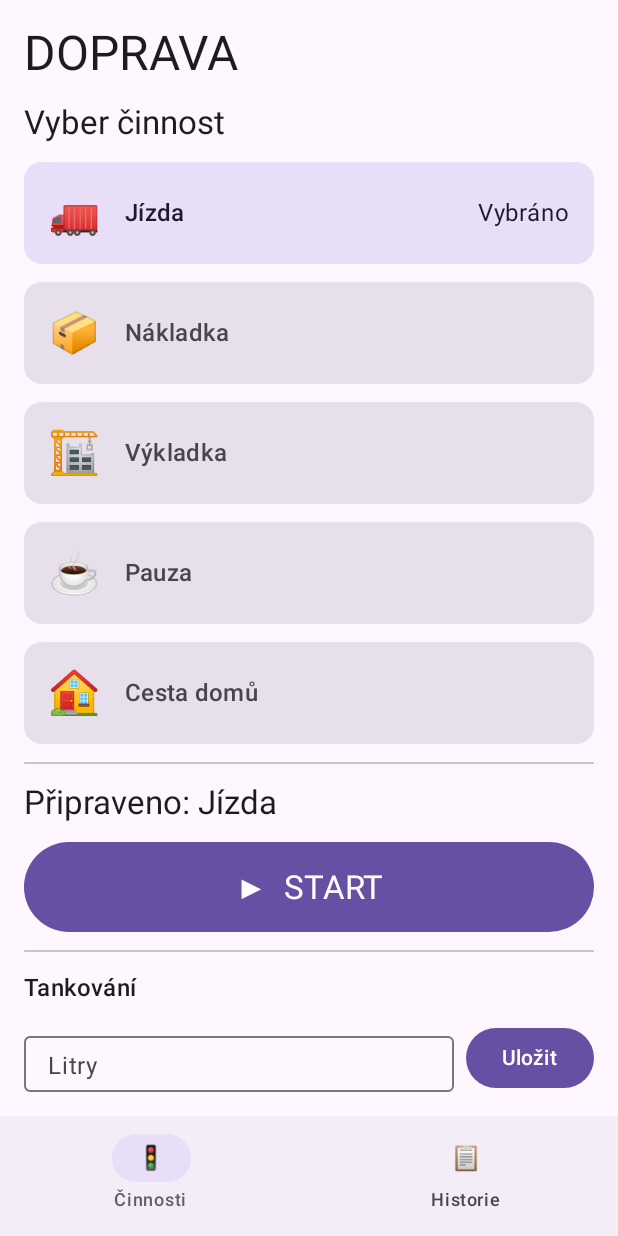
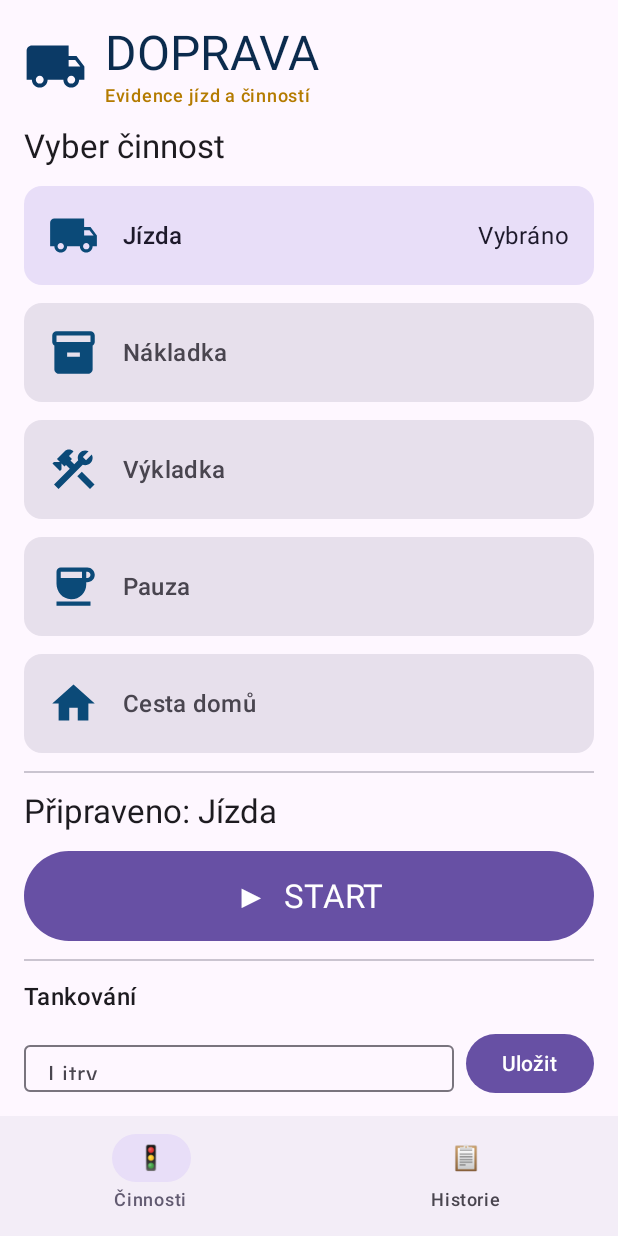
Before and after one commit to Santa36low/DOPRAVA, an Android app built with Jetpack Compose: the screen it shows after launch (MainActivity), on a phone screen of 412 x 824 dp. Run offline under Robolectric (Android 15) with nearby library versions, the phone set to English and light mode, and no system bars.

Commit message:
Add simple activity icons and app branding

```diff
--- a/app/src/main/java/cz/santa36low/doprava/MainActivity.kt
+++ b/app/src/main/java/cz/santa36low/doprava/MainActivity.kt
@@ -13,6 +13,13 @@ import androidx.compose.foundation.layout.*
 import androidx.compose.foundation.lazy.LazyColumn
 import androidx.compose.foundation.lazy.items
 import androidx.compose.material3.*
+import androidx.compose.material.icons.Icons
+import androidx.compose.material.icons.filled.Coffee
+import androidx.compose.material.icons.filled.Construction
+import androidx.compose.material.icons.filled.Home
+import androidx.compose.material.icons.filled.Inventory2
+import androidx.compose.material.icons.filled.LocalShipping
+import androidx.compose.ui.graphics.Color
 import androidx.compose.runtime.*
 import androidx.compose.ui.Alignment
 import androidx.compose.ui.Modifier
@@ -34,11 +41,11 @@ class MainActivity : ComponentActivity() {
     @Composable
     private fun DopravaScreen() {
         val activities = listOf(
-            "Jízda" to "🚛",
-            "Nákladka" to "📦",
-            "Výkladka" to "🏗️",
-            "Pauza" to "☕",
-            "Cesta domů" to "🏠"
+            "Jízda" to Icons.Filled.LocalShipping,
+            "Nákladka" to Icons.Filled.Inventory2,
+            "Výkladka" to Icons.Filled.Construction,
+            "Pauza" to Icons.Filled.Coffee,
+            "Cesta domů" to Icons.Filled.Home
         )
         var active by remember { mutableStateOf(db.active()) }
         var history by remember { mutableStateOf(db.history()) }
@@ -131,7 +138,18 @@ class MainActivity : ComponentActivity() {
                 Modifier.fillMaxSize().padding(padding).padding(16.dp),
                 verticalArrangement = Arrangement.spacedBy(12.dp)
             ) {
-                Text("DOPRAVA", style = MaterialTheme.typography.headlineLarge)
+                Row(
+                    modifier = Modifier.fillMaxWidth(),
+                    verticalAlignment = Alignment.CenterVertically,
+                    horizontalArrangement = Arrangement.spacedBy(12.dp)
+                ) {
+                    Icon(Icons.Filled.LocalShipping, contentDescription = "Logo Doprava",
+                        tint = Color(0xFF0B3A66), modifier = Modifier.size(42.dp))
+                    Column {
+                        Text("DOPRAVA", style = MaterialTheme.typography.headlineLarge, color = Color(0xFF0B2B4D))
+                        Text("Evidence jízd a činností", style = MaterialTheme.typography.labelMedium, color = Color(0xFFB47B00))
+                    }
+                }
 
                 if (page == 0) {
                     Text("Vyber činnost", style = MaterialTheme.typography.titleLarge)
@@ -151,7 +169,7 @@ class MainActivity : ComponentActivity() {
                                 verticalAlignment = Alignment.CenterVertically,
                                 horizontalArrangement = Arrangement.spacedBy(16.dp)
                             ) {
-                                Text(emoji, style = MaterialTheme.typography.headlineMedium)
+                                Icon(emoji, contentDescription = name, tint = Color(0xFF0B4A78), modifier = Modifier.size(34.dp))
                                 Text(name, style = MaterialTheme.typography.titleMedium)
                                 Spacer(Modifier.weight(1f))
                                 if (active?.type == name) Text("Probíhá", color = MaterialTheme.colorScheme.primary)
@@ -175,7 +193,7 @@ class MainActivity : ComponentActivity() {
                         Card(Modifier.fillMaxWidth()) {
                             Column(Modifier.padding(16.dp), verticalArrangement = Arrangement.spacedBy(8.dp)) {
                                 Row(verticalAlignment = Alignment.CenterVertically, horizontalArrangement = Arrangement.spacedBy(10.dp)) {
-                                    Text(activities.firstOrNull { it.first == active!!.type }?.second ?: "⏱️", style = MaterialTheme.typography.headlineLarge)
+                                    Icon(activities.firstOrNull { it.first == active!!.type }?.second ?: Icons.Filled.LocalShipping, contentDescription = active!!.type, tint = Color(0xFF0B4A78), modifier = Modifier.size(38.dp))
                                     Text(active!!.type, style = MaterialTheme.typography.headlineMedium)
                                 }
                                 Text("Datum: ${dateOnly(active!!.start)}")
@@ -221,11 +239,11 @@ class MainActivity : ComponentActivity() {
                     } else {
                         LazyColumn(verticalArrangement = Arrangement.spacedBy(8.dp)) {
                             items(history) { item ->
-                                val emoji = activities.firstOrNull { it.first == item.type }?.second ?: "⏱️"
+                                val emoji = activities.firstOrNull { it.first == item.type }?.second ?: Icons.Filled.LocalShipping
                                 Card(Modifier.fillMaxWidth()) {
                                     Column(Modifier.padding(14.dp), verticalArrangement = Arrangement.spacedBy(4.dp)) {
                                         Row(verticalAlignment = Alignment.CenterVertically, horizontalArrangement = Arrangement.spacedBy(10.dp)) {
-                                            Text(emoji, style = MaterialTheme.typography.titleLarge)
+                                            Icon(emoji, contentDescription = item.type, tint = Color(0xFF0B4A78), modifier = Modifier.size(28.dp))
                                             Text(item.type, style = MaterialTheme.typography.titleMedium)
                                         }
                                         Text("Datum: ${dateOnly(item.start)}")
```
